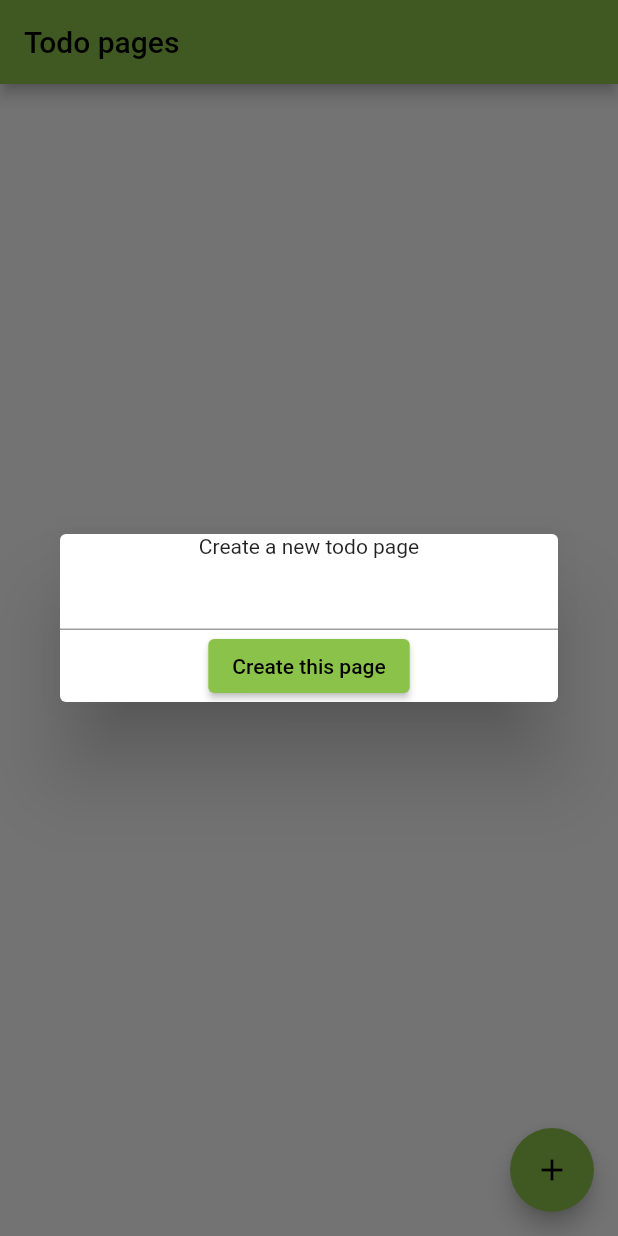
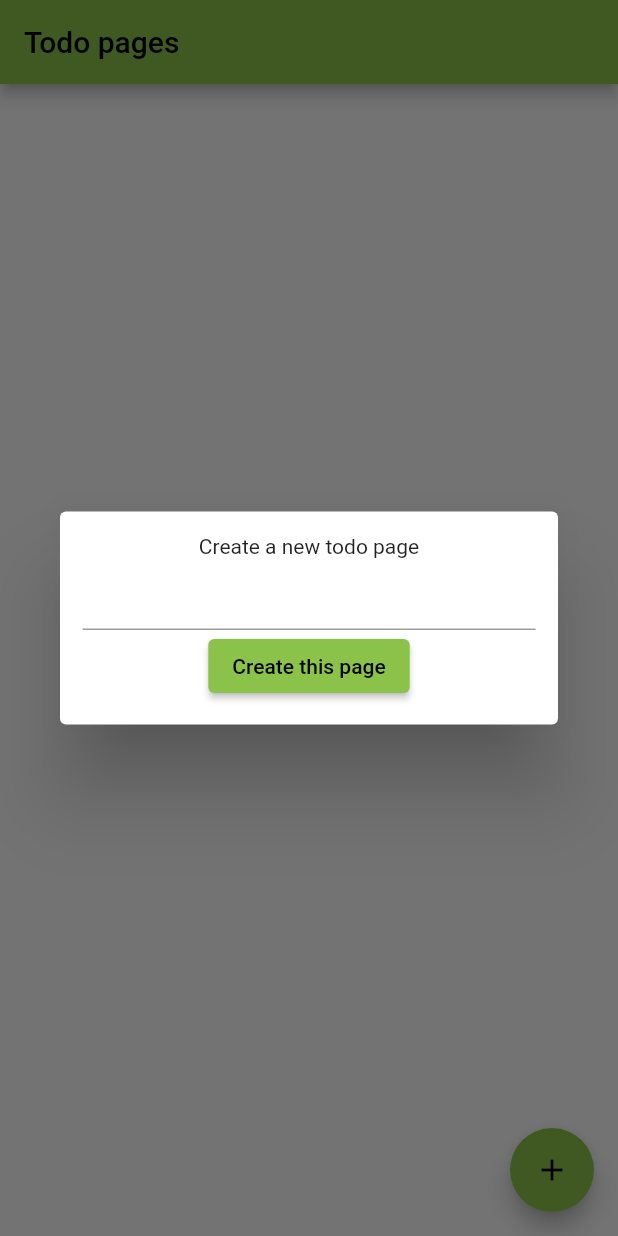
Before and after one commit to SakunPanthi123/ToDo-App, a Flutter app: the screen it shows after launch, after a tap on the "add" icon, on a phone screen of 412 x 824 dp. Run offline on Flutter 3.47's test engine with Material 2 defaults, Android fonts, the phone set to English and light mode, and no system bars; our stand-ins replace cloud_firestore, firebase_core; accounts and stored records are empty.

Commit message:
Added padding to dialog boxes

```diff
--- a/lib/homepage.dart
+++ b/lib/homepage.dart
@@ -213,6 +213,8 @@ class _HomePageState extends State<HomePage> {
               context: context,
               builder: (context) {
                 return Dialog(
+                  child: Padding(
+                    padding: const EdgeInsets.all(15),
                     child: Column(
                       mainAxisSize: MainAxisSize.min,
                       children: [
@@ -231,6 +233,7 @@ class _HomePageState extends State<HomePage> {
                         )
                       ],
                     ),
+                  ),
                 );
               });
         },
```
Also changed, not shown: lib/toDopage.dart (+7 -2 lines). Lines whose indentation alone changed are shown as unchanged.
